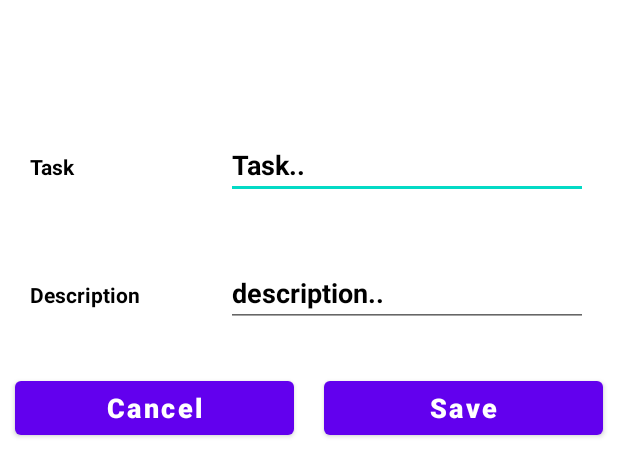
After one commit to wadud6065/Daily-Essential, an Android app: the layout todo_input_file.xml on its own in the app's theme, with its tools: preview values and no code run, on a phone screen of 412 x 824 dp. The commit adds this screen. Shown: the top 476 px of the screen. Run offline under Robolectric (Android 15) with nearby library versions, the phone set to English and light mode, and no system bars.

Commit message:
todo on-going

```diff
--- a/app/src/main/AndroidManifest.xml
+++ b/app/src/main/AndroidManifest.xml
@@ -35,6 +35,8 @@
         <activity
             android:name=".DashBoard"
             android:exported="true" />
+        <activity android:name=".todo.Todo"
+            android:exported="true"/>
 
         <activity
             android:name=".MainActivity"
--- a/app/src/main/res/layout/activity_dash_board.xml
+++ b/app/src/main/res/layout/activity_dash_board.xml
@@ -181,6 +181,7 @@
             android:layout_marginBottom="0dp">
 
             <androidx.cardview.widget.CardView
+                android:id="@+id/idTodo"
                 android:layout_width="150dp"
                 android:layout_height="150dp"
                 android:layout_margin="20dp"
--- /dev/null
+++ b/app/src/main/res/layout/todo_input_file.xml
@@ -0,0 +1,128 @@
+<?xml version="1.0" encoding="utf-8"?>
+<LinearLayout
+    xmlns:android="http://schemas.android.com/apk/res/android"
+    android:layout_width="match_parent"
+    android:orientation="vertical"
+    android:layout_height="match_parent">
+
+    <TextView
+        android:layout_width="match_parent"
+        android:layout_height="wrap_content"
+        android:layout_margin="10dp"
+        android:text="Add new task"
+        android:gravity="center"
+        android:padding="10dp"
+        android:textColor="#fff"
+        android:textStyle="bold"
+        android:textSize="20sp"
+        />
+
+    <LinearLayout
+        android:layout_width="match_parent"
+        android:layout_height="wrap_content"
+        android:layout_margin="10dp"
+        android:orientation="horizontal">
+
+        <RelativeLayout
+            android:layout_width="0dp"
+            android:layout_height="wrap_content"
+            android:layout_weight="2">
+            <TextView
+                android:layout_width="match_parent"
+                android:layout_height="wrap_content"
+                android:text="Task"
+                android:textColor="#000"
+                android:textStyle="bold"
+                android:layout_margin="10dp"/>
+        </RelativeLayout>
+
+        <RelativeLayout
+            android:layout_width="0dp"
+            android:layout_height="wrap_content"
+            android:layout_weight="4">
+            <EditText
+                android:id="@+id/task"
+                android:layout_width="match_parent"
+                android:layout_height="wrap_content"
+                android:hint="Task.."
+                android:textColor="#000"
+                android:textColorHint="#000"
+                android:textStyle="bold"
+                android:layout_margin="10dp"/>
+        </RelativeLayout>
+
+    </LinearLayout>
+
+    <LinearLayout
+        android:layout_width="match_parent"
+        android:layout_height="wrap_content"
+        android:layout_margin="10dp"
+        android:orientation="horizontal">
+
+        <RelativeLayout
+            android:layout_width="0dp"
+            android:layout_height="wrap_content"
+            android:layout_weight="2">
+            <TextView
+                android:layout_width="match_parent"
+                android:layout_height="wrap_content"
+                android:text="Description"
+                android:textStyle="bold"
+                android:textColor="#000"
+                android:layout_margin="10dp"/>
+        </RelativeLayout>
+
+        <RelativeLayout
+            android:layout_width="0dp"
+            android:layout_height="wrap_content"
+            android:layout_weight="4">
+            <EditText
+                android:id="@+id/description"
+                android:layout_width="match_parent"
+                android:layout_height="wrap_content"
+                android:hint="description.."
+                android:textColor="#000"
+                android:textColorHint="#000"
+                android:textStyle="bold"
+                android:layout_margin="10dp"/>
+        </RelativeLayout>
+    </LinearLayout>
+
+    <LinearLayout
+        android:layout_width="match_parent"
+        android:layout_height="wrap_content"
+        android:orientation="horizontal">
+
+        <RelativeLayout
+            android:layout_width="0dp"
+            android:layout_height="wrap_content"
+            android:layout_weight="2">
+            <Button
+                android:id="@+id/CancelBtn"
+                android:text="Cancel"
+                android:textAllCaps="false"
+                android:textColor="#fff"
+                android:layout_margin="10dp"
+                android:textStyle="bold"
+                android:textSize="18sp"
+                android:layout_width="match_parent"
+                android:layout_height="wrap_content"/>
+
+        </RelativeLayout>
+        <RelativeLayout
+            android:layout_width="0dp"
+            android:layout_height="wrap_content"
+            android:layout_weight="2">
+            <Button
+                android:id="@+id/saveBtn"
+                android:text="Save"
+                android:textAllCaps="false"
+                android:textColor="#fff"
+                android:layout_margin="10dp"
+                android:textStyle="bold"
+                android:textSize="18sp"
+                android:layout_width="match_parent"
+                android:layout_height="wrap_content"/>
+        </RelativeLayout>
+    </LinearLayout>
+</LinearLayout>
```
Also changed, not shown: app/src/main/java/com/example/dailyessential/DashBoard.java (+12 -0 lines), app/src/main/java/com/example/dailyessential/todo/Model.java (added, +49 -0 lines), app/src/main/java/com/example/dailyessential/todo/Todo.java (added, +145 -0 lines), app/src/main/res/layout/activity_todo.xml (added, +31 -0 lines), 1 other file.
